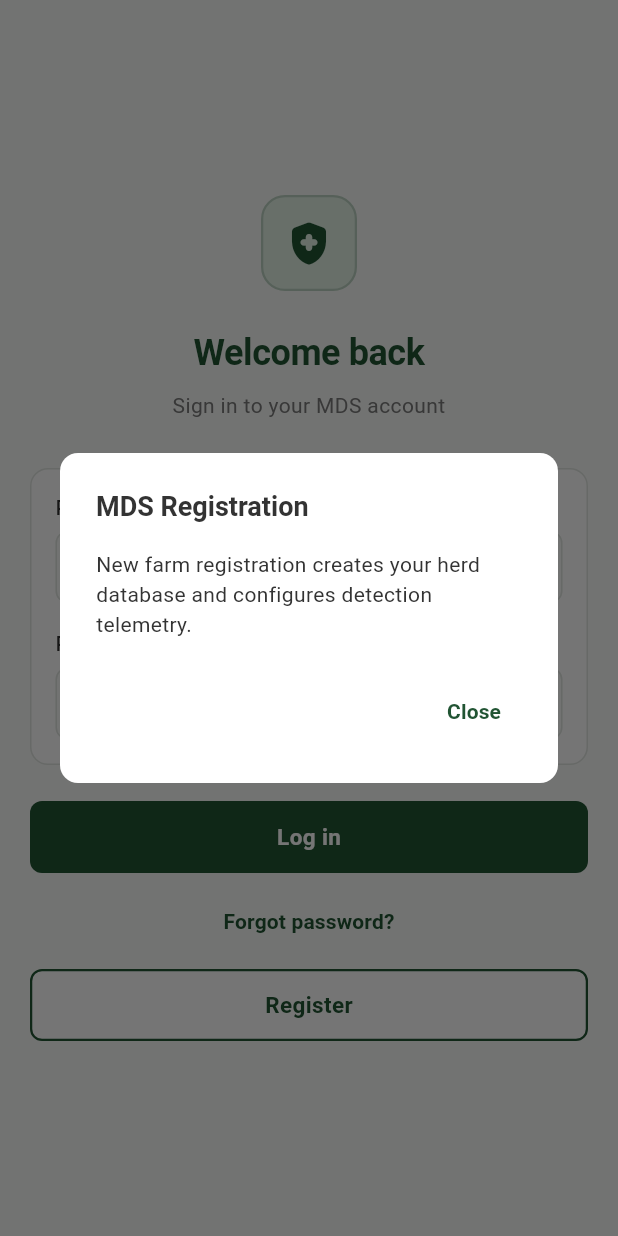
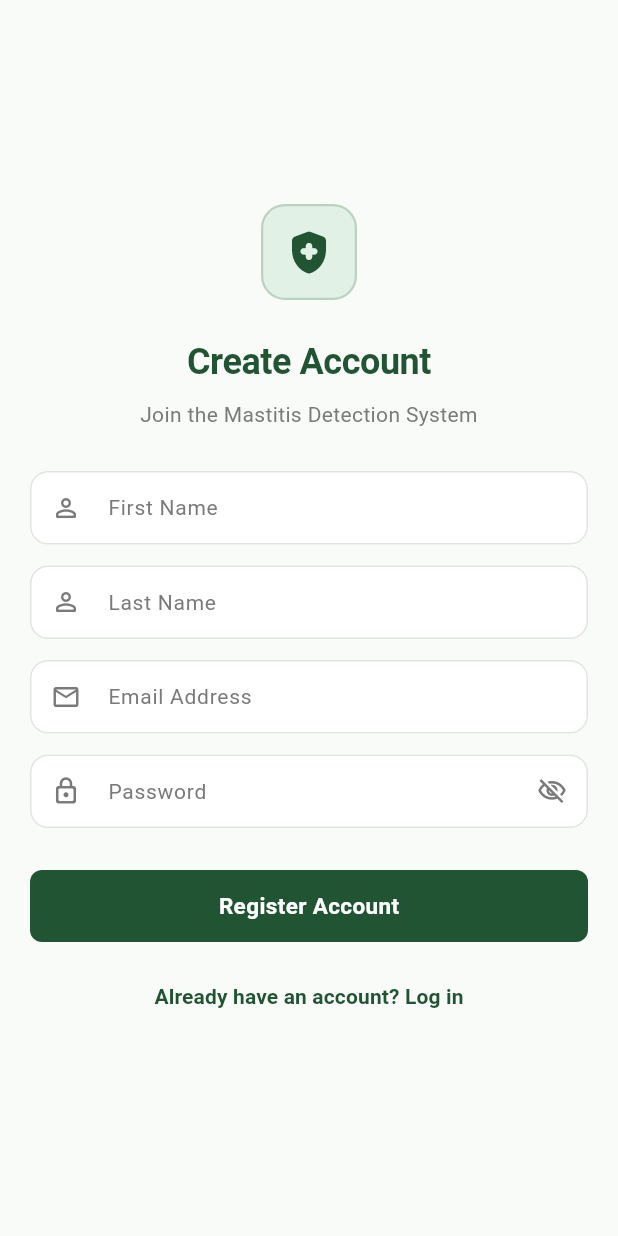
Before and after one commit to BritahKami/mastitis-detection-system, a Flutter app: the LoginScreen screen opened by its route, after a tap on "Register", on a phone screen of 412 x 824 dp. Run offline on Flutter 3.47's test engine with Material 3 defaults, Android fonts, the phone set to English and light mode, and no system bars.

Commit message:
added register screen, updated profile screen, updated add cow modal

```diff
--- a/lib/main.dart
+++ b/lib/main.dart
@@ -2,6 +2,7 @@ import 'package:flutter/material.dart';
 import 'constants/theme_constants.dart';
 import 'screens/login_screen.dart';
 import 'screens/main_shell_screen.dart';
+import 'screens/register_screen.dart';
 
 void main() {
   WidgetsFlutterBinding.ensureInitialized();
@@ -21,6 +22,7 @@ class MastitisDetectionApp extends StatelessWidget {
       home: const LoginScreen(),
       routes: {
         '/login': (context) => const LoginScreen(),
+        '/register': (context) => const RegisterScreen(),
         '/dashboard': (context) => const MainShellScreen(initialIndex: 0),
         '/alerts': (context) => const MainShellScreen(initialIndex: 1),
         '/profile': (context) => const MainShellScreen(initialIndex: 2),
--- a/lib/screens/login_screen.dart
+++ b/lib/screens/login_screen.dart
@@ -2,6 +2,7 @@ import 'package:flutter/material.dart';
 import '../constants/theme_constants.dart';
 import '../widgets/custom_primary_button.dart';
 import 'main_shell_screen.dart';
+import 'register_screen.dart';
 
 /// Screen 1: Auth/Login Screen
 ///
@@ -84,31 +85,10 @@ class _LoginScreenState extends State<LoginScreen> {
     );
   }
 
-  void _showRegisterDialog() {
-    showDialog(
-      context: context,
-      builder: (ctx) => AlertDialog(
-        backgroundColor: Colors.white,
-        shape: RoundedRectangleBorder(
-          borderRadius: BorderRadius.circular(AppRadii.container),
-        ),
-        title: const Text('MDS Registration', style: AppTypography.h2),
-        content: const Text(
-          'New farm registration creates your herd database and configures detection telemetry.',
-          style: AppTypography.bodyRegularDark,
-        ),
-        actions: [
-          TextButton(
-            onPressed: () => Navigator.of(ctx).pop(),
-            child: const Text(
-              'Close',
-              style: TextStyle(
-                color: AppColors.primaryTheme,
-                fontWeight: FontWeight.w600,
-              ),
-            ),
-          ),
-        ],
+  void _navigateToRegister() {
+    Navigator.of(context).push(
+      MaterialPageRoute(
+        builder: (context) => const RegisterScreen(),
       ),
     );
   }
@@ -338,7 +318,7 @@ class _LoginScreenState extends State<LoginScreen> {
                   CustomPrimaryButton(
                     label: 'Register',
                     isSecondary: true,
-                    onPressed: _showRegisterDialog,
+                    onPressed: _navigateToRegister,
                   ),
                 ],
               ),
--- /dev/null
+++ b/lib/screens/register_screen.dart
@@ -0,0 +1,217 @@
+import 'package:flutter/material.dart';
+import '../constants/theme_constants.dart';
+import '../widgets/custom_primary_button.dart';
+import '../widgets/custom_text_field.dart';
+import 'login_screen.dart';
+import 'main_shell_screen.dart';
+
+/// Screen 2: Auth/Register Screen
+///
+/// Specifications:
+/// - Layout: Centered column form layout with scroll view.
+/// - Header: "Create Account" (Primary Theme color: #215433).
+/// - Inputs: Four CustomTextField widgets ordered sequentially:
+///   1. "First Name"
+///   2. "Last Name"
+///   3. "Email Address"
+///   4. "Password" (obscured)
+/// - Actions: CustomPrimaryButton ("Register Account").
+///   Add a footer TextButton ("Already have an account? Log in").
+class RegisterScreen extends StatefulWidget {
+  const RegisterScreen({super.key});
+
+  @override
+  State<RegisterScreen> createState() => _RegisterScreenState();
+}
+
+class _RegisterScreenState extends State<RegisterScreen> {
+  final _formKey = GlobalKey<FormState>();
+  final TextEditingController _firstNameController = TextEditingController();
+  final TextEditingController _lastNameController = TextEditingController();
+  final TextEditingController _emailController = TextEditingController();
+  final TextEditingController _passwordController = TextEditingController();
+  bool _isLoading = false;
+
+  @override
+  void dispose() {
+    _firstNameController.dispose();
+    _lastNameController.dispose();
+    _emailController.dispose();
+    _passwordController.dispose();
+    super.dispose();
+  }
+
+  void _handleRegister() {
+    setState(() {
+      _isLoading = true;
+    });
+
+    // Simulate account registration
+    Future.delayed(const Duration(milliseconds: 350), () {
+      if (!mounted) return;
+      setState(() {
+        _isLoading = false;
+      });
+      Navigator.of(context).pushReplacement(
+        MaterialPageRoute(
+          builder: (context) => const MainShellScreen(),
+        ),
+      );
+    });
+  }
+
+  void _navigateToLogin() {
+    if (Navigator.of(context).canPop()) {
+      Navigator.of(context).pop();
+    } else {
+      Navigator.of(context).pushReplacement(
+        MaterialPageRoute(
+          builder: (context) => const LoginScreen(),
+        ),
+      );
+    }
+  }
+
+  @override
+  Widget build(BuildContext context) {
+    return Scaffold(
+      backgroundColor: AppColors.backgroundSurface,
+      body: SafeArea(
+        child: Center(
+          child: SingleChildScrollView(
+            padding: const EdgeInsets.symmetric(
+              horizontal: AppSpacing.horizontalScreenMargin,
+              vertical: AppSpacing.verticalScreenMargin,
+            ),
+            child: Form(
+              key: _formKey,
+              child: Column(
+                mainAxisAlignment: MainAxisAlignment.center,
+                crossAxisAlignment: CrossAxisAlignment.stretch,
+                children: [
+                  // App Icon / Logo badge
+                  Center(
+                    child: Container(
+                      width: 64,
+                      height: 64,
+                      decoration: BoxDecoration(
+                        color: AppColors.badgeHealthyBg,
+                        borderRadius: BorderRadius.circular(16),
+                        border: Border.all(
+                          color: AppColors.primaryTheme.withValues(alpha: 0.2),
+                          width: 1.5,
+                        ),
+                      ),
+                      child: const Icon(
+                        Icons.health_and_safety_rounded,
+                        size: 34,
+                        color: AppColors.primaryTheme,
+                      ),
+                    ),
+                  ),
+                  const SizedBox(height: 24),
+
+                  // Header: "Create Account" (Primary Theme color)
+                  const Text(
+                    'Create Account',
+                    textAlign: TextAlign.center,
+                    style: AppTypography.h1,
+                  ),
+                  const SizedBox(height: 8),
+
+                  // Subtitle
+                  const Text(
+                    'Join the Mastitis Detection System',
+                    textAlign: TextAlign.center,
+                    style: TextStyle(
+                      fontFamily: AppTypography.fontFamily,
+                      fontSize: 14,
+                      fontWeight: FontWeight.w400,
+                      color: AppColors.textSecondary,
+                    ),
+                  ),
+                  const SizedBox(height: 28),
+
+                  // Sequential Inputs: Four CustomTextField widgets
+                  // 1. "First Name"
+                  CustomTextField(
+                    label: 'First Name',
+                    controller: _firstNameController,
+                    prefixIcon: const Icon(
+                      Icons.person_outline_rounded,
+                      color: AppColors.textSecondary,
+                      size: 20,
+                    ),
+                  ),
+                  const SizedBox(height: 14),
+
+                  // 2. "Last Name"
+                  CustomTextField(
+                    label: 'Last Name',
+                    controller: _lastNameController,
+                    prefixIcon: const Icon(
+                      Icons.person_outline_rounded,
+                      color: AppColors.textSecondary,
+                      size: 20,
+                    ),
+                  ),
+                  const SizedBox(height: 14),
+
+                  // 3. "Email Address"
+                  CustomTextField(
+                    label: 'Email Address',
+                    controller: _emailController,
+                    keyboardType: TextInputType.emailAddress,
+                    prefixIcon: const Icon(
+                      Icons.email_outlined,
+                      color: AppColors.textSecondary,
+                      size: 20,
+                    ),
+                  ),
+                  const SizedBox(height: 14),
+
+                  // 4. "Password" (obscured)
+                  CustomTextField(
+                    label: 'Password',
+                    controller: _passwordController,
+                    obscureText: true,
+                    prefixIcon: const Icon(
+                      Icons.lock_outline_rounded,
+                      color: AppColors.textSecondary,
+                      size: 20,
+                    ),
+                  ),
+                  const SizedBox(height: 28),
+
+                  // Actions: CustomPrimaryButton ("Register Account")
+                  CustomPrimaryButton(
+                    label: 'Register Account',
+                    isLoading: _isLoading,
+                    onPressed: _handleRegister,
+                  ),
+                  const SizedBox(height: 12),
+
+                  // Footer TextButton ("Already have an account? Log in")
+                  Center(
+                    child: TextButton(
+                      onPressed: _navigateToLogin,
+                      child: const Text(
+                        'Already have an account? Log in',
+                        style: TextStyle(
+                          fontFamily: AppTypography.fontFamily,
+                          fontSize: 14,
+                          fontWeight: FontWeight.w600,
+                          color: AppColors.primaryTheme,
+                        ),
+                      ),
+                    ),
+                  ),
+                ],
+              ),
+            ),
+          ),
+        ),
+      ),
+    );
+  }
+}
--- /dev/null
+++ b/lib/widgets/custom_text_field.dart
@@ -0,0 +1,162 @@
+import 'package:flutter/material.dart';
+import '../constants/theme_constants.dart';
+
+/// Reusable input text field designed for the MDS Design System.
+///
+/// Specifications:
+/// - Supports [label] or [labelText], [hintText], [controller], [validator].
+/// - 12px container border radius.
+/// - Border: #E0E5E0 (Neutral Border), Focused Border: #215433 (Primary Theme).
+/// - White background surface with [AppTypography.bodyRegularDark] text style.
+/// - Obscure text toggle built-in when [obscureText] is true.
+class CustomTextField extends StatefulWidget {
+  final String? label;
+  final String? labelText;
+  final String? hintText;
+  final TextEditingController? controller;
+  final bool obscureText;
+  final TextInputType? keyboardType;
+  final Widget? prefixIcon;
+  final Widget? suffixIcon;
+  final String? Function(String?)? validator;
+  final ValueChanged<String>? onChanged;
+  final bool readOnly;
+  final VoidCallback? onTap;
+  final int maxLines;
+
+  const CustomTextField({
+    super.key,
+    this.label,
+    this.labelText,
+    this.hintText,
+    this.controller,
+    this.obscureText = false,
+    this.keyboardType,
+    this.prefixIcon,
+    this.suffixIcon,
+    this.validator,
+    this.onChanged,
+    this.readOnly = false,
+    this.onTap,
+    this.maxLines = 1,
+  });
+
+  @override
+  State<CustomTextField> createState() => _CustomTextFieldState();
+}
+
+class _CustomTextFieldState extends State<CustomTextField> {
+  late bool _obscureText;
+
+  @override
+  void initState() {
+    super.initState();
+    _obscureText = widget.obscureText;
+  }
+
+  @override
+  void didUpdateWidget(covariant CustomTextField oldWidget) {
+    super.didUpdateWidget(oldWidget);
+    if (oldWidget.obscureText != widget.obscureText) {
+      _obscureText = widget.obscureText;
+    }
+  }
+
+  @override
+  Widget build(BuildContext context) {
+    final String displayLabel = widget.label ?? widget.labelText ?? '';
+
+    Widget? effectiveSuffixIcon = widget.suffixIcon;
+    if (effectiveSuffixIcon == null && widget.obscureText) {
+      effectiveSuffixIcon = IconButton(
+        icon: Icon(
+          _obscureText
+              ? Icons.visibility_off_outlined
+              : Icons.visibility_outlined,
+          color: AppColors.textSecondary,
+          size: 20,
+        ),
+        onPressed: () {
+          setState(() {
+            _obscureText = !_obscureText;
+          });
+        },
+      );
+    }
+
+    return TextFormField(
+      controller: widget.controller,
+      obscureText: _obscureText,
+      keyboardType: widget.keyboardType,
+      readOnly: widget.readOnly,
+      onTap: widget.onTap,
+      onChanged: widget.onChanged,
+      validator: widget.validator,
+      maxLines: widget.maxLines,
+      style: AppTypography.bodyRegularDark,
+      decoration: InputDecoration(
+        labelText: displayLabel.isNotEmpty ? displayLabel : null,
+        labelStyle: const TextStyle(
+          fontFamily: AppTypography.fontFamily,
+          fontSize: 14,
+          color: AppColors.textSecondary,
+        ),
+        floatingLabelStyle: const TextStyle(
+          fontFamily: AppTypography.fontFamily,
+          fontSize: 14,
+          fontWeight: FontWeight.w500,
+          color: AppColors.primaryTheme,
+        ),
+        hintText: widget.hintText ?? (displayLabel.isNotEmpty ? 'Enter $displayLabel' : null),
+        hintStyle: const TextStyle(
+          fontFamily: AppTypography.fontFamily,
+          fontSize: 14,
+          color: AppColors.textSecondary,
+        ),
+        prefixIcon: widget.prefixIcon,
+        suffixIcon: effectiveSuffixIcon,
+        filled: true,
+        fillColor: Colors.white,
+        contentPadding: const EdgeInsets.symmetric(
+          horizontal: 16,
+          vertical: 14,
+        ),
+        border: OutlineInputBorder(
+          borderRadius: AppRadii.containerBorderRadius,
+          borderSide: const BorderSide(
+            color: AppColors.borderNeutral,
+            width: 1.0,
+          ),
+        ),
+        enabledBorder: OutlineInputBorder(
+          borderRadius: AppRadii.containerBorderRadius,
+          borderSide: const BorderSide(
+            color: AppColors.borderNeutral,
+            width: 1.0,
+          ),
+        ),
+        focusedBorder: OutlineInputBorder(
+          borderRadius: AppRadii.containerBorderRadius,
+          borderSide: const BorderSide(
+            color: AppColors.primaryTheme,
+            width: 1.5,
+          ),
+        ),
+        errorBorder: OutlineInputBorder(
+          borderRadius: AppRadii.containerBorderRadius,
+          borderSide: const BorderSide(
+            color: AppColors.badgeAtRiskText,
+            width: 1.0,
+          ),
+        ),
+        focusedErrorBorder: OutlineInputBorder(
+          borderRadius: AppRadii.containerBorderRadius,
+          borderSide: const BorderSide(
+            color: AppColors.badgeAtRiskText,
+            width: 1.5,
+          ),
+        ),
+      ),
+    );
+  }
+}
```
Also changed, not shown: lib/screens/dashboard_screen.dart (+22 -49 lines), lib/screens/profile_screen.dart (+40 -27 lines), 1 other file.
